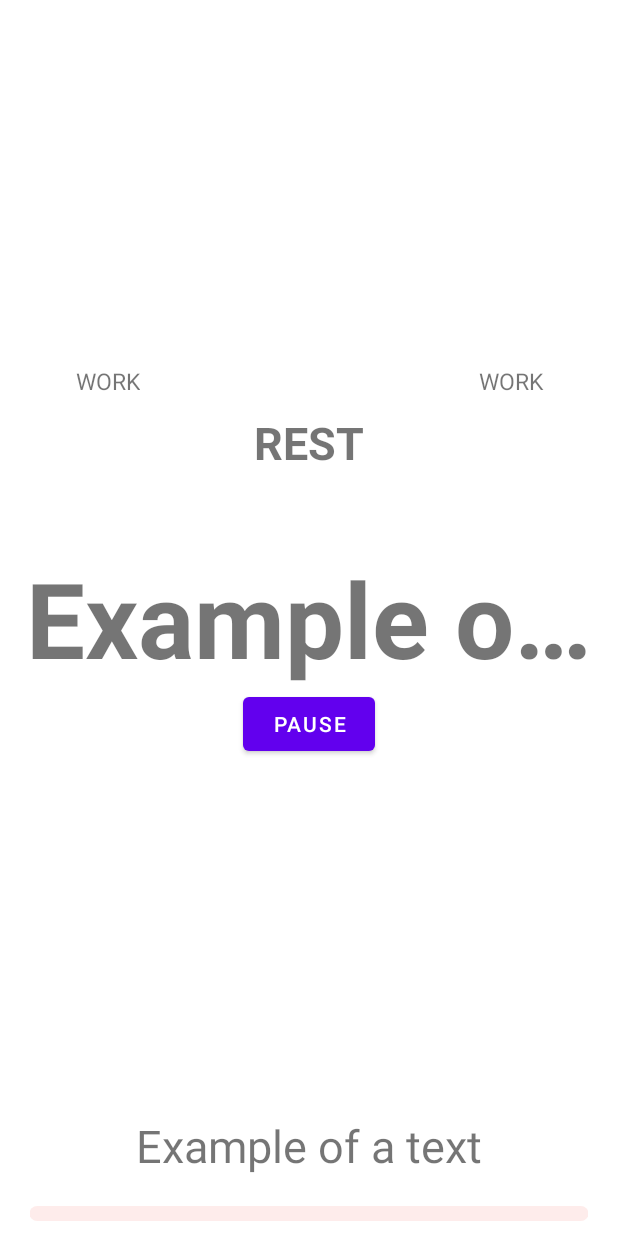
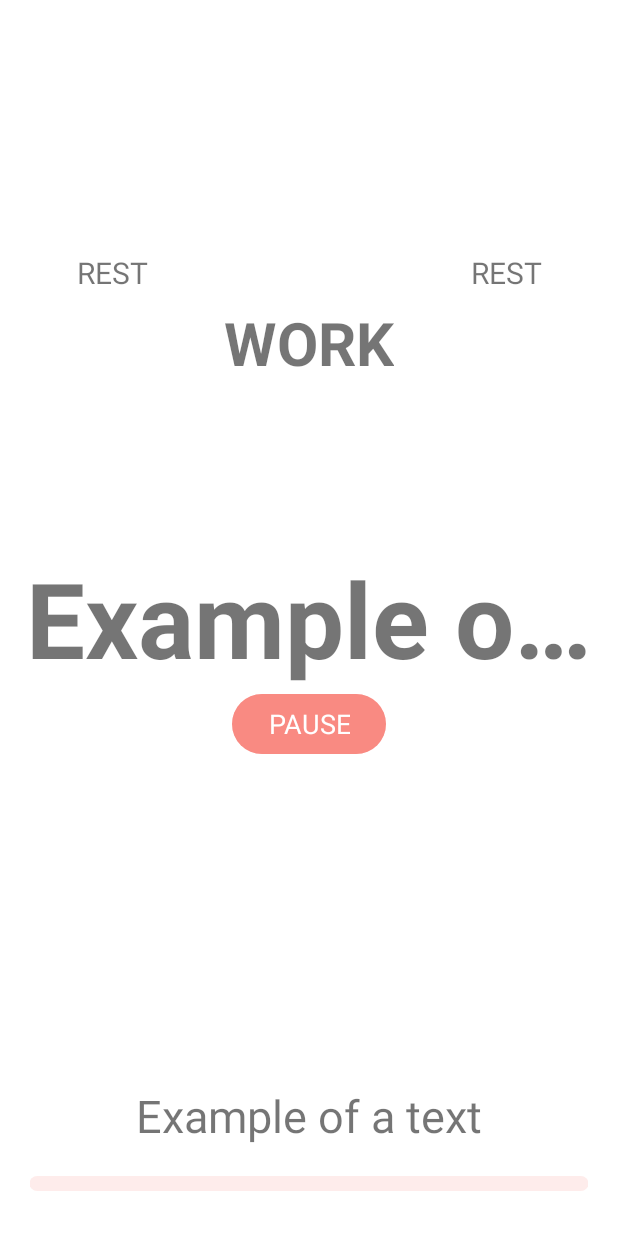
Before and after one commit to alexxk2/Get_up, an Android app: the WorkoutActivity screen opened directly, with no data from a screen before it, after a tap on "START", on a phone screen of 412 x 824 dp. Run offline under Robolectric (Android 15) with nearby library versions, the phone set to English and light mode, and no system bars; 11 statements that could not run were skipped.

Commit message:
20.01.2023 commit -сделал кнопку по Матдизайну 3 -исправил прогресс индикатор -поменял чуток лэйаут -добавил счетчик оставшихся рабочих подходов к главному стейдж вью

```diff
--- a/app/src/main/java/com/practice/getup/activities/WorkoutActivity.kt
+++ b/app/src/main/java/com/practice/getup/activities/WorkoutActivity.kt
@@ -107,6 +107,11 @@ class WorkoutActivity : AppCompatActivity() {
                     binding.startButton.visibility = View.INVISIBLE
                     binding.pauseButton.visibility = View.INVISIBLE
                     binding.restartButton.visibility = View.VISIBLE
+                    updateGlobalProgressIndicator(
+                        totalWorkoutTime,
+                        fixedTimeForSet,
+                        0
+                    )
                     return
                 }
                 startTimer()
@@ -127,6 +132,7 @@ class WorkoutActivity : AppCompatActivity() {
     }
 
     //перенести все в отдельный класс таймер после добавления текстовых полей и тд
+    //добавить звуки на тиканье таймера 3 2 1 и звук переключения
     private fun restartTimer() {
         if (isTimerOn) return
         //simply sets all values to default, может как то упростить установку на дефолт
@@ -179,7 +185,7 @@ class WorkoutActivity : AppCompatActivity() {
         return timeToShow
     }
 
-    //некорректно работает, не доводит индикатор до конца, как будто только до 99%
+
     private fun updateGlobalProgressIndicator(
         totalTimeMs: Long,
         fixedTimeForSet: Long,
@@ -192,22 +198,28 @@ class WorkoutActivity : AppCompatActivity() {
 
     //надо отрефакторить
     private fun switchStagesNames(){
+
+        val workSetsLeft = "${(options.numberOfSets - setsDone/2)} left"
         with(binding) {
             when (isWorkTime) {
                 null -> {
-                    upcomingStageView.text = resources.getText(R.string.work_text)
-                    currentStageView.text = resources.getText(R.string.preparation_text)
-                    complitedStageView.text = resources.getText(R.string.rest_text)
+                    upcomingStageView.text = getString(R.string.work_text)
+                    currentStageView.text = getString(R.string.preparation_text)
+                    complitedStageView.text = getString(R.string.rest_text)
+                    setsLeftView.visibility  = View.INVISIBLE
                 }
                 true -> {
-                    upcomingStageView.text = resources.getText(R.string.rest_text)
-                    currentStageView.text = resources.getText(R.string.work_text)
-                    complitedStageView.text = resources.getText(R.string.rest_text)
+                    upcomingStageView.text = getString(R.string.rest_text)
+                    currentStageView.text = getString(R.string.work_text)
+                    complitedStageView.text = getString(R.string.rest_text)
+                    setsLeftView.visibility  = View.VISIBLE
+                    setsLeftView.text = workSetsLeft
                 }
                 false -> {
-                    upcomingStageView.text = resources.getText(R.string.work_text)
-                    currentStageView.text = resources.getText(R.string.rest_text)
-                    complitedStageView.text = resources.getText(R.string.work_text)
+                    upcomingStageView.text = getString(R.string.work_text)
+                    currentStageView.text = getString(R.string.rest_text)
+                    complitedStageView.text = getString(R.string.work_text)
+                    setsLeftView.visibility  = View.INVISIBLE
                 }
             }
         }
--- a/app/src/main/res/layout/activity_workout.xml
+++ b/app/src/main/res/layout/activity_workout.xml
@@ -28,7 +28,7 @@
         android:id="@+id/general_timer_view"
         android:layout_width="250dp"
         android:layout_height="wrap_content"
-        android:layout_marginBottom="40dp"
+        android:layout_marginBottom="60dp"
         android:text="@string/default_text"
         android:textAlignment="center"
         android:textSize="30sp"
@@ -38,13 +38,13 @@
 
     <TextView
         android:id="@+id/current_stage_view"
-        android:layout_width="200dp"
-        android:layout_height="wrap_content"
-        android:layout_marginBottom="50dp"
+        android:layout_width="wrap_content"
+        android:layout_height="50dp"
+        android:layout_marginBottom="110dp"
+        android:gravity="bottom"
+        android:text="@string/preparation_text"
+        android:textSize="40sp"
         android:textStyle="bold"
-        android:gravity="center"
-        android:text="@string/preparation_text"
-        android:textSize="30sp"
         app:layout_constraintBottom_toTopOf="@+id/local_timer_view"
         app:layout_constraintEnd_toEndOf="@+id/local_timer_view"
         app:layout_constraintStart_toStartOf="@+id/local_timer_view" />
@@ -55,9 +55,9 @@
         android:layout_width="80dp"
         android:layout_height="wrap_content"
         android:layout_margin="10dp"
-        android:textAlignment="viewEnd"
         android:text="@string/work_text"
-        android:textSize="15sp"
+        android:textAlignment="center"
+        android:textSize="20sp"
         app:layout_constraintBottom_toTopOf="@id/current_stage_view"
         app:layout_constraintEnd_toStartOf="@+id/current_stage_view"
         app:layout_constraintStart_toStartOf="parent" />
@@ -67,28 +67,46 @@
         android:layout_width="80dp"
         android:layout_height="wrap_content"
         android:layout_margin="10dp"
-        android:textAlignment="viewStart"
         android:text="@string/rest_text"
-        android:textSize="15sp"
+        android:textAlignment="center"
+        android:textSize="20sp"
         app:layout_constraintBottom_toTopOf="@id/current_stage_view"
         app:layout_constraintEnd_toEndOf="parent"
         app:layout_constraintStart_toEndOf="@+id/current_stage_view" />
 
 
+    <TextView
+        android:id="@+id/sets_left_view"
+        android:layout_width="wrap_content"
+        android:layout_height="50dp"
+        android:layout_marginBottom="5dp"
+        android:gravity="bottom"
+        android:textColor="@color/grey"
+        android:textSize="20sp"
+        app:layout_constraintBottom_toBottomOf="@id/current_stage_view"
+        app:layout_constraintStart_toEndOf="@+id/current_stage_view" />
+
     <Button
         android:id="@+id/start_button"
+        style="@style/Widget.Material3.Button"
         android:layout_width="wrap_content"
         android:layout_height="wrap_content"
+        android:backgroundTint="@color/main_app_color_soft"
         android:text="@string/start_button"
+        android:textSize="18sp"
         app:layout_constraintEnd_toEndOf="@+id/local_timer_view"
         app:layout_constraintStart_toStartOf="@id/local_timer_view"
         app:layout_constraintTop_toBottomOf="@id/local_timer_view" />
 
     <Button
         android:id="@+id/pause_button"
+        style="@style/Widget.Material3.Button.TonalButton"
         android:layout_width="wrap_content"
         android:layout_height="wrap_content"
+        android:backgroundTint="@color/main_app_color_soft"
         android:text="@string/pause_button"
+        android:textColor="@color/white"
+        android:textSize="18sp"
         android:visibility="invisible"
         app:layout_constraintEnd_toEndOf="@+id/local_timer_view"
         app:layout_constraintStart_toStartOf="@id/local_timer_view"
@@ -96,9 +114,13 @@
 
     <Button
         android:id="@+id/restart_button"
+        style="@style/Widget.Material3.Button.TonalButton"
         android:layout_width="wrap_content"
         android:layout_height="wrap_content"
+        android:backgroundTint="@color/main_app_color_soft"
         android:text="@string/restart_button"
+        android:textColor="@color/white"
+        android:textSize="18sp"
         android:visibility="invisible"
         app:layout_constraintEnd_toEndOf="@+id/local_timer_view"
         app:layout_constraintStart_toStartOf="@id/local_timer_view"
--- a/app/src/main/res/values/strings.xml
+++ b/app/src/main/res/values/strings.xml
@@ -90,7 +90,7 @@
     <!--other strings-->
     <string name="total_time">WORKOUT TIME</string>
     <string name="colon">:</string>
-    <string name="preparation_text">PREPARE YOURSELF</string>
+    <string name="preparation_text">GET READY</string>
     <string name="work_text">WORK</string>
     <string name="rest_text">REST</string>
 
```
